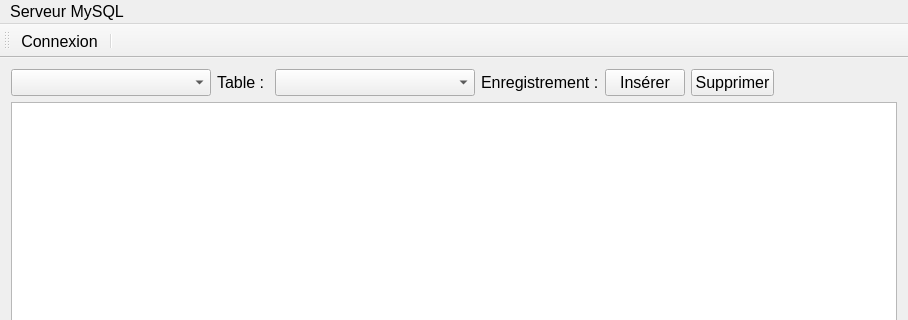
TheoMichaud/Apprendre_QT, file 10_Banque/mainwindow.ui: the form before one commit; both pictures show x 0 to 908 and y 0 to 320 of the 908 by 516 pixel window.
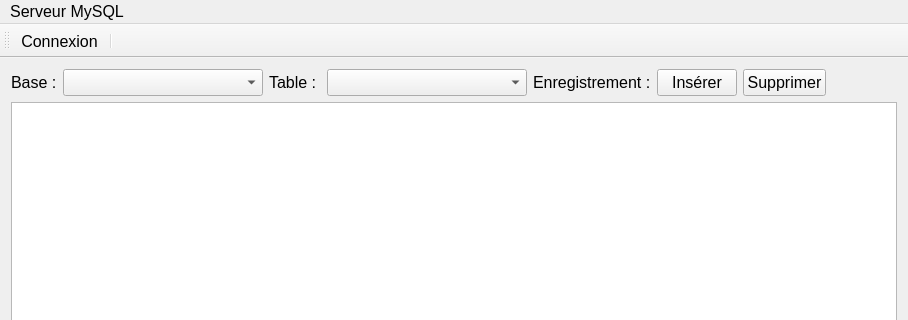
The form after the commit. Icons and pictures are not drawn.

What changed in the file:
```diff
--- a/10_Banque/mainwindow.ui
+++ b/10_Banque/mainwindow.ui
@@ -24,6 +24,13 @@
      <layout class="QVBoxLayout" name="verticalLayout">
       <item>
        <layout class="QHBoxLayout" name="horizontalLayout">
+        <item>
+         <widget class="QLabel" name="label_3">
+          <property name="text">
+           <string>Base :</string>
+          </property>
+         </widget>
+        </item>
         <item>
          <widget class="QComboBox" name="comboBoxBases">
           <property name="minimumSize">
```
Left out of the diff: 2 changed lines with no effect on the pictures.
